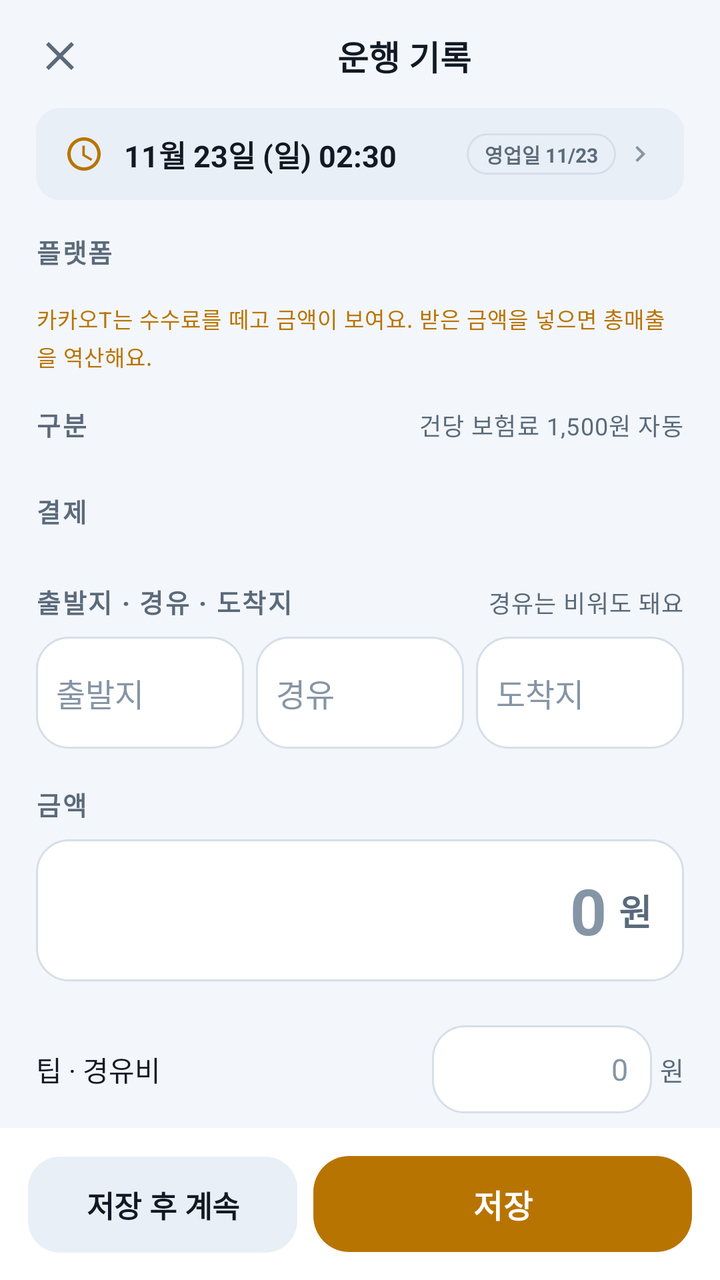
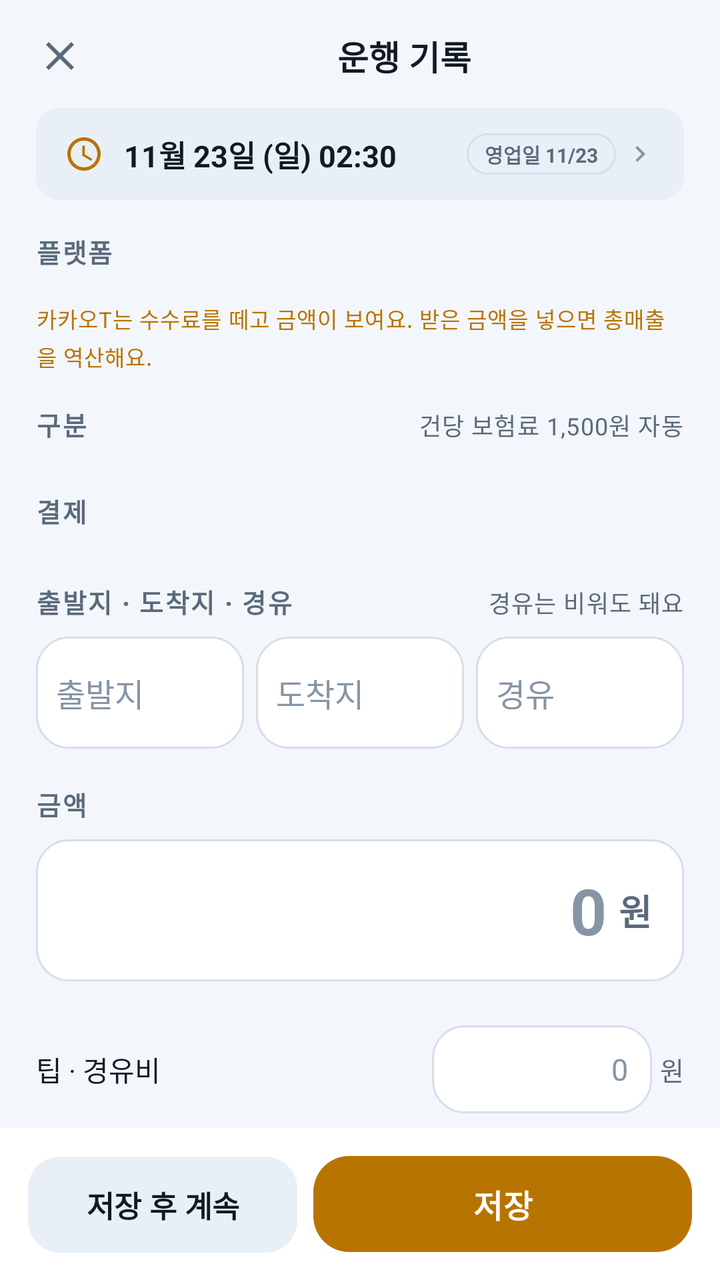

Screens rendered from an Android XML layout before and after an edit, with the pre-edit source and the edit as a unified diff.
<!-- AndroidManifest.xml: application theme Theme.DaeriLedger -->
<!-- res/layout/activity_add_ride.xml -->
<?xml version="1.0" encoding="utf-8"?>
<LinearLayout xmlns:android="http://schemas.android.com/apk/res/android"
    xmlns:app="http://schemas.android.com/apk/res-auto"
    android:layout_width="match_parent"
    android:layout_height="match_parent"
    android:background="@color/bg"
    android:orientation="vertical">

    
    <LinearLayout
        android:layout_width="match_parent"
        android:layout_height="wrap_content"
        android:gravity="center_vertical"
        android:orientation="horizontal"
        android:paddingHorizontal="8dp"
        android:paddingTop="6dp">

        <ImageButton
            android:id="@+id/closeButton"
            android:layout_width="44dp"
            android:layout_height="44dp"
            android:background="?attr/selectableItemBackgroundBorderless"
            android:contentDescription="닫기"
            android:src="@drawable/ic_close"
            app:tint="@color/text_secondary" />

        <TextView
            android:id="@+id/titleText"
            android:layout_width="0dp"
            android:layout_height="wrap_content"
            android:layout_weight="1"
            android:gravity="center"
            android:text="운행 기록"
            android:textColor="@color/text_primary"
            android:textSize="17sp"
            android:textStyle="bold" />

        <TextView
            android:id="@+id/deleteButton"
            android:layout_width="wrap_content"
            android:layout_height="44dp"
            android:background="?attr/selectableItemBackgroundBorderless"
            android:gravity="center"
            android:paddingHorizontal="12dp"
            android:text="삭제"
            android:textColor="@color/loss"
            android:textSize="14sp"
            android:visibility="gone" />
    </LinearLayout>

    <androidx.core.widget.NestedScrollView
        android:layout_width="match_parent"
        android:layout_height="0dp"
        android:layout_weight="1"
        android:clipToPadding="false"
        android:fillViewport="true"
        android:scrollbars="none">

        <LinearLayout
            android:layout_width="match_parent"
            android:layout_height="wrap_content"
            android:orientation="vertical"
            android:paddingHorizontal="18dp"
            android:paddingBottom="20dp">

            
            <LinearLayout
                android:id="@+id/timeRow"
                android:layout_width="match_parent"
                android:layout_height="wrap_content"
                android:layout_marginTop="4dp"
                android:background="@drawable/bg_chip_soft"
                android:clickable="true"
                android:focusable="true"
                android:gravity="center_vertical"
                android:orientation="horizontal"
                android:paddingHorizontal="14dp"
                android:paddingVertical="12dp">

                <ImageView
                    android:layout_width="20dp"
                    android:layout_height="20dp"
                    android:contentDescription="@null"
                    android:src="@drawable/ic_clock"
                    app:tint="@color/accent" />

                <TextView
                    android:id="@+id/timeText"
                    android:layout_width="0dp"
                    android:layout_height="wrap_content"
                    android:layout_marginStart="10dp"
                    android:layout_weight="1"
                    android:fontFeatureSettings="tnum"
                    android:text="11월 23일 (일) 02:30"
                    android:textColor="@color/text_primary"
                    android:textSize="15sp"
                    android:textStyle="bold" />

                <TextView
                    android:id="@+id/businessDayChip"
                    android:layout_width="wrap_content"
                    android:layout_height="wrap_content"
                    android:background="@drawable/bg_pill"
                    android:paddingHorizontal="9dp"
                    android:paddingVertical="3dp"
                    android:text="영업일 11/23"
                    android:textColor="@color/text_secondary"
                    android:textSize="10sp"
                    android:textStyle="bold" />

                <ImageView
                    android:layout_width="16dp"
                    android:layout_height="16dp"
                    android:layout_marginStart="4dp"
                    android:contentDescription="@null"
                    android:src="@drawable/ic_chevron_right"
                    app:tint="@color/text_tertiary" />
            </LinearLayout>

            
            <TextView
                style="@style/Text.Daeri.Section"
                android:layout_width="wrap_content"
                android:layout_height="wrap_content"
                android:layout_marginTop="16dp"
                android:layout_marginBottom="8dp"
                android:text="플랫폼" />

            <com.google.android.material.chip.ChipGroup
                android:id="@+id/platformChips"
                android:layout_width="match_parent"
                android:layout_height="wrap_content"
                app:chipSpacingHorizontal="7dp"
                app:chipSpacingVertical="4dp"
                app:singleSelection="true" />

            <TextView
                android:id="@+id/platformFeeNote"
                style="@style/Text.Daeri.Label"
                android:layout_width="match_parent"
                android:layout_height="wrap_content"
                android:layout_marginTop="8dp"
                android:lineSpacingExtra="2dp"
                android:text="카카오T는 수수료를 떼고 금액이 보여요. 받은 금액을 넣으면 총매출을 역산해요."
                android:textColor="@color/accent"
                android:textSize="11sp" />

            
            <LinearLayout
                android:layout_width="match_parent"
                android:layout_height="wrap_content"
                android:layout_marginTop="16dp"
                android:orientation="horizontal">

                <TextView
                    style="@style/Text.Daeri.Section"
                    android:layout_width="0dp"
                    android:layout_height="wrap_content"
                    android:layout_weight="1"
                    android:text="구분" />

                <TextView
                    android:id="@+id/insuranceHintText"
                    style="@style/Text.Daeri.Label"
                    android:layout_width="wrap_content"
                    android:layout_height="wrap_content"
                    android:text="건당 보험료 1,500원 자동" />
            </LinearLayout>

            <com.google.android.material.chip.ChipGroup
                android:id="@+id/serviceChips"
                android:layout_width="match_parent"
                android:layout_height="wrap_content"
                android:layout_marginTop="8dp"
                app:chipSpacingHorizontal="7dp"
                app:singleSelection="true" />

            
            <TextView
                style="@style/Text.Daeri.Section"
                android:layout_width="wrap_content"
                android:layout_height="wrap_content"
                android:layout_marginTop="16dp"
                android:layout_marginBottom="8dp"
                android:text="결제" />

            <com.google.android.material.chip.ChipGroup
                android:id="@+id/paymentChips"
                android:layout_width="match_parent"
                android:layout_height="wrap_content"
                app:chipSpacingHorizontal="7dp"
                app:singleSelection="true" />

            
            <LinearLayout
                android:layout_width="match_parent"
                android:layout_height="wrap_content"
                android:layout_marginTop="18dp"
                android:layout_marginBottom="8dp"
                android:orientation="horizontal">

                <TextView
                    style="@style/Text.Daeri.Section"
                    android:layout_width="0dp"
                    android:layout_height="wrap_content"
                    android:layout_weight="1"
                    android:text="출발지 · 경유 · 도착지" />

                <TextView
                    style="@style/Text.Daeri.Label"
                    android:layout_width="wrap_content"
                    android:layout_height="wrap_content"
                    android:text="경유는 비워도 돼요" />
            </LinearLayout>

            <LinearLayout
                android:layout_width="match_parent"
                android:layout_height="wrap_content"
                android:orientation="horizontal">

                <EditText
                    android:id="@+id/fromInput"
                    android:layout_width="0dp"
                    android:layout_height="wrap_content"
                    android:layout_weight="1"
                    android:background="@drawable/bg_amount_field"
                    android:hint="출발지"
                    android:imeOptions="actionNext"
                    android:importantForAutofill="no"
                    android:inputType="text"
                    android:maxLength="40"
                    android:minHeight="56dp"
                    android:paddingHorizontal="10dp"
                    android:paddingVertical="14dp"
                    android:textColor="@color/text_primary"
                    android:textColorHint="@color/text_tertiary"
                    android:textSize="16sp" />

                <EditText
                    android:id="@+id/viaInput"
                    android:layout_width="0dp"
                    android:layout_height="wrap_content"
                    android:layout_marginStart="6dp"
                    android:layout_weight="1"
                    android:background="@drawable/bg_amount_field"
                    android:hint="경유"
                    android:imeOptions="actionNext"
                    android:importantForAutofill="no"
                    android:inputType="text"
                    android:maxLength="40"
                    android:minHeight="56dp"
                    android:paddingHorizontal="10dp"
                    android:paddingVertical="14dp"
                    android:textColor="@color/text_primary"
                    android:textColorHint="@color/text_tertiary"
                    android:textSize="16sp" />

                <EditText
                    android:id="@+id/toInput"
                    android:layout_width="0dp"
                    android:layout_height="wrap_content"
                    android:layout_marginStart="6dp"
                    android:layout_weight="1"
                    android:background="@drawable/bg_amount_field"
                    android:hint="도착지"
                    android:imeOptions="actionNext"
                    android:importantForAutofill="no"
                    android:inputType="text"
                    android:maxLength="40"
                    android:minHeight="56dp"
                    android:paddingHorizontal="10dp"
                    android:paddingVertical="14dp"
                    android:textColor="@color/text_primary"
                    android:textColorHint="@color/text_tertiary"
                    android:textSize="16sp" />
            </LinearLayout>

            
            <TextView
                android:id="@+id/amountSectionLabel"
                style="@style/Text.Daeri.Section"
                android:layout_width="wrap_content"
                android:layout_height="wrap_content"
                android:layout_marginTop="18dp"
                android:layout_marginBottom="8dp"
                android:text="금액" />

            <LinearLayout
                android:layout_width="match_parent"
                android:layout_height="wrap_content"
                android:background="@drawable/bg_amount_field"
                android:gravity="center_vertical"
                android:orientation="horizontal"
                android:paddingHorizontal="16dp"
                android:paddingVertical="10dp">

                <EditText
                    android:id="@+id/amountInput"
                    android:layout_width="0dp"
                    android:layout_height="wrap_content"
                    android:layout_weight="1"
                    android:background="@null"
                    android:fontFeatureSettings="tnum"
                    android:gravity="end|center_vertical"
                    android:hint="0"
                    android:imeOptions="actionDone"
                    android:importantForAutofill="no"
                    android:inputType="number"
                    android:maxLength="9"
                    android:minHeight="48dp"
                    android:paddingVertical="4dp"
                    android:textColor="@color/text_primary"
                    android:textColorHint="@color/text_tertiary"
                    android:textSize="32sp"
                    android:textStyle="bold" />

                <TextView
                    android:layout_width="wrap_content"
                    android:layout_height="wrap_content"
                    android:layout_marginStart="6dp"
                    android:text="원"
                    android:textColor="@color/text_secondary"
                    android:textSize="18sp"
                    android:textStyle="bold" />
            </LinearLayout>

            <com.google.android.material.chip.ChipGroup
                android:id="@+id/amountChips"
                android:layout_width="match_parent"
                android:layout_height="wrap_content"
                android:layout_marginTop="8dp"
                app:chipSpacingHorizontal="7dp"
                app:chipSpacingVertical="4dp" />

            
            <LinearLayout
                android:layout_width="match_parent"
                android:layout_height="wrap_content"
                android:layout_marginTop="14dp"
                android:gravity="center_vertical"
                android:orientation="horizontal">

                <TextView
                    android:layout_width="0dp"
                    android:layout_height="wrap_content"
                    android:layout_weight="1"
                    android:text="팁 · 경유비"
                    android:textColor="@color/text_primary"
                    android:textSize="14sp" />

                <EditText
                    android:id="@+id/tipInput"
                    android:layout_width="110dp"
                    android:layout_height="44dp"
                    android:background="@drawable/bg_amount_field"
                    android:fontFeatureSettings="tnum"
                    android:gravity="end|center_vertical"
                    android:hint="0"
                    android:imeOptions="actionNext"
                    android:importantForAutofill="no"
                    android:inputType="number"
                    android:maxLength="7"
                    android:paddingHorizontal="12dp"
                    android:textColor="@color/text_primary"
                    android:textColorHint="@color/text_tertiary"
                    android:textSize="15sp" />

                <TextView
                    android:layout_width="wrap_content"
                    android:layout_height="wrap_content"
                    android:layout_marginStart="4dp"
                    android:text="원"
                    android:textColor="@color/text_secondary"
                    android:textSize="13sp" />
            </LinearLayout>

            
            <LinearLayout
                android:layout_width="match_parent"
                android:layout_height="wrap_content"
                android:layout_marginTop="14dp"
                android:gravity="center_vertical"
                android:orientation="horizontal">

                <TextView
                    android:layout_width="0dp"
                    android:layout_height="wrap_content"
                    android:layout_weight="1"
                    android:text="특이사항 (선택)"
                    android:textColor="@color/text_primary"
                    android:textSize="14sp" />

                <TextView
                    style="@style/Text.Daeri.Label"
                    android:layout_width="wrap_content"
                    android:layout_height="wrap_content"
                    android:text="기록 카드에 함께 보여요" />
            </LinearLayout>

            <EditText
                android:id="@+id/memoInput"
                android:layout_width="match_parent"
                android:layout_height="48dp"
                android:layout_marginTop="8dp"
                android:background="@drawable/bg_amount_field"
                android:hint="예: 대기비, 경유, 손님 요청 등"
                android:imeOptions="actionDone"
                android:importantForAutofill="no"
                android:inputType="text"
                android:maxLength="80"
                android:paddingHorizontal="14dp"
                android:textColor="@color/text_primary"
                android:textColorHint="@color/text_tertiary"
                android:textSize="14sp" />

            
            <TextView
                android:id="@+id/advancedToggle"
                android:layout_width="wrap_content"
                android:layout_height="wrap_content"
                android:layout_marginTop="8dp"
                android:background="?attr/selectableItemBackground"
                android:paddingVertical="8dp"
                android:text="▾ 상세 입력 (보험료)"
                android:textColor="@color/accent"
                android:textSize="13sp"
                android:textStyle="bold" />

            <LinearLayout
                android:id="@+id/advancedPanel"
                android:layout_width="match_parent"
                android:layout_height="wrap_content"
                android:orientation="vertical"
                android:visibility="gone">

                <LinearLayout
                    android:layout_width="match_parent"
                    android:layout_height="wrap_content"
                    android:layout_marginTop="4dp"
                    android:gravity="center_vertical"
                    android:orientation="horizontal">

                    <TextView
                        android:layout_width="0dp"
                        android:layout_height="wrap_content"
                        android:layout_weight="1"
                        android:text="건당 보험료"
                        android:textColor="@color/text_primary"
                        android:textSize="14sp" />

                    <EditText
                        android:id="@+id/insuranceInput"
                        android:layout_width="120dp"
                        android:layout_height="44dp"
                        android:background="@drawable/bg_amount_field"
                        android:fontFeatureSettings="tnum"
                        android:gravity="end|center_vertical"
                        android:imeOptions="actionDone"
                        android:importantForAutofill="no"
                        android:inputType="number"
                        android:maxLength="7"
                        android:paddingHorizontal="12dp"
                        android:textColor="@color/text_primary"
                        android:textColorHint="@color/text_tertiary"
                        android:textSize="15sp" />

                    <TextView
                        android:layout_width="wrap_content"
                        android:layout_height="wrap_content"
                        android:layout_marginStart="4dp"
                        android:text="원"
                        android:textColor="@color/text_secondary"
                        android:textSize="13sp" />
                </LinearLayout>
            </LinearLayout>

            
            <com.google.android.material.card.MaterialCardView
                style="@style/Widget.Daeri.Card"
                android:layout_width="match_parent"
                android:layout_height="wrap_content"
                android:layout_marginTop="18dp"
                app:cardBackgroundColor="@color/surface"
                app:strokeColor="@color/outline">

                <LinearLayout
                    android:layout_width="match_parent"
                    android:layout_height="wrap_content"
                    android:orientation="vertical"
                    android:padding="16dp">

                    <LinearLayout
                        android:layout_width="match_parent"
                        android:layout_height="wrap_content"
                        android:orientation="horizontal">

                        <TextView
                            style="@style/Text.Daeri.Label"
                            android:layout_width="0dp"
                            android:layout_height="wrap_content"
                            android:layout_weight="1"
                            android:text="총매출 (팁 포함)" />

                        <TextView
                            android:id="@+id/previewTotal"
                            android:layout_width="wrap_content"
                            android:layout_height="wrap_content"
                            android:fontFeatureSettings="tnum"
                            android:text="0원"
                            android:textColor="@color/text_primary"
                            android:textSize="13sp" />
                    </LinearLayout>

                    <LinearLayout
                        android:layout_width="match_parent"
                        android:layout_height="wrap_content"
                        android:layout_marginTop="6dp"
                        android:orientation="horizontal">

                        <TextView
                            android:id="@+id/previewFeeLabel"
                            style="@style/Text.Daeri.Label"
                            android:layout_width="0dp"
                            android:layout_height="wrap_content"
                            android:layout_weight="1"
                            android:text="플랫폼 수수료 0%" />

                        <TextView
                            android:id="@+id/previewFee"
                            android:layout_width="wrap_content"
                            android:layout_height="wrap_content"
                            android:fontFeatureSettings="tnum"
                            android:text="-0원"
                            android:textColor="@color/text_secondary"
                            android:textSize="13sp" />
                    </LinearLayout>

                    <LinearLayout
                        android:layout_width="match_parent"
                        android:layout_height="wrap_content"
                        android:layout_marginTop="6dp"
                        android:orientation="horizontal">

                        <TextView
                            style="@style/Text.Daeri.Label"
                            android:layout_width="0dp"
                            android:layout_height="wrap_content"
                            android:layout_weight="1"
                            android:text="보험료" />

                        <TextView
                            android:id="@+id/previewInsurance"
                            android:layout_width="wrap_content"
                            android:layout_height="wrap_content"
                            android:fontFeatureSettings="tnum"
                            android:text="-0원"
                            android:textColor="@color/text_secondary"
                            android:textSize="13sp" />
                    </LinearLayout>

                    <View
                        style="@style/Widget.Daeri.Divider"
                        android:layout_marginTop="10dp" />

                    <LinearLayout
                        android:layout_width="match_parent"
                        android:layout_height="wrap_content"
                        android:layout_marginTop="10dp"
                        android:gravity="center_vertical"
                        android:orientation="horizontal">

                        <TextView
                            android:layout_width="0dp"
                            android:layout_height="wrap_content"
                            android:layout_weight="1"
                            android:text="진짜 순수익"
                            android:textColor="@color/text_primary"
                            android:textSize="15sp"
                            android:textStyle="bold" />

                        <TextView
                            android:id="@+id/previewNet"
                            android:layout_width="wrap_content"
                            android:layout_height="wrap_content"
                            android:fontFeatureSettings="tnum"
                            android:text="0원"
                            android:textColor="@color/profit"
                            android:textSize="26sp"
                            android:textStyle="bold" />
                    </LinearLayout>
                </LinearLayout>
            </com.google.android.material.card.MaterialCardView>

        </LinearLayout>
    </androidx.core.widget.NestedScrollView>

    
    <LinearLayout
        android:layout_width="match_parent"
        android:layout_height="wrap_content"
        android:background="@color/surface"
        android:orientation="horizontal"
        android:paddingHorizontal="14dp"
        android:paddingVertical="10dp">

        <com.google.android.material.button.MaterialButton
            android:id="@+id/saveAndNextButton"
            style="@style/Widget.Daeri.Button.Tonal"
            android:layout_width="0dp"
            android:layout_height="56dp"
            android:layout_weight="1"
            android:text="저장 후 계속" />

        <com.google.android.material.button.MaterialButton
            android:id="@+id/saveButton"
            style="@style/Widget.Daeri.Button.Primary"
            android:layout_width="0dp"
            android:layout_height="56dp"
            android:layout_marginStart="8dp"
            android:layout_weight="1.4"
            android:text="저장" />
    </LinearLayout>

</LinearLayout>
<!-- resources referenced by this layout -->
<resources>
  <color name="accent">#B87400</color>
  <color name="bg">#F3F6FA</color>
  <color name="loss">#C93A3A</color>
  <color name="outline">#D6DFE9</color>
  <color name="profit">#0E8A4F</color>
  <color name="surface">#FFFFFF</color>
  <color name="text_primary">#111A24</color>
  <color name="text_secondary">#5A6A7B</color>
  <color name="text_tertiary">#8695A5</color>
  <!-- drawable bg_amount_field (drawable) -->
  <?xml version="1.0" encoding="utf-8"?>
  <shape xmlns:android="http://schemas.android.com/apk/res/android" android:shape="rectangle">
      <solid android:color="@color/surface" />
      <corners android:radius="16dp" />
      <stroke android:width="1dp" android:color="@color/outline" />
  </shape>
  <!-- drawable bg_chip_soft (drawable) -->
  <?xml version="1.0" encoding="utf-8"?>
  <shape xmlns:android="http://schemas.android.com/apk/res/android" android:shape="rectangle">
      <solid android:color="@color/surface_high" />
      <corners android:radius="12dp" />
  </shape>
  <!-- drawable bg_pill (drawable) -->
  <?xml version="1.0" encoding="utf-8"?>
  <shape xmlns:android="http://schemas.android.com/apk/res/android" android:shape="rectangle">
      <solid android:color="@color/surface_high" />
      <corners android:radius="100dp" />
      <stroke android:width="1dp" android:color="@color/outline" />
  </shape>
  <style name="Text.Daeri.Label" parent="TextAppearance.Material3.BodySmall">
          <item name="android:textSize">12sp</item>
          <item name="android:textColor">@color/text_secondary</item>
      </style>
  <style name="Text.Daeri.Section" parent="TextAppearance.Material3.TitleSmall">
          <item name="android:textSize">13sp</item>
          <item name="android:letterSpacing">0.06</item>
          <item name="android:textColor">@color/text_secondary</item>
          <item name="android:textStyle">bold</item>
      </style>
  <style name="Widget.Daeri.Divider" parent="">
          <item name="android:layout_width">match_parent</item>
          <item name="android:layout_height">1dp</item>
          <item name="android:background">@color/divider</item>
      </style>
  <style name="Theme.DaeriLedger" parent="Theme.DaeriLedger.Base" />
  <color name="surface_high">#E9EFF6</color>
  <color name="on_accent">#FFFFFF</color>
  <color name="surface_alt">#FFFFFF</color>
  <color name="divider">#E7EDF4</color>
  <color name="accent_dim">#FFF0D2</color>
  <color name="profit_dim">#E1F6EB</color>
  <color name="chart_bar">#2E6BC4</color>
  <style name="ThemeOverlay.Daeri.Dialog" parent="ThemeOverlay.Material3.MaterialAlertDialog">
          <item name="colorSurface">@color/surface_alt</item>
          <item name="colorOnSurface">@color/text_primary</item>
          <item name="colorOnSurfaceVariant">@color/text_secondary</item>
          <item name="shapeAppearanceOverlay">@style/Shape.Daeri.Large</item>
      </style>
  <style name="ThemeOverlay.Daeri.BottomSheet" parent="ThemeOverlay.Material3.BottomSheetDialog">
          <item name="colorSurface">@color/surface_alt</item>
          <item name="bottomSheetStyle">@style/Widget.Daeri.BottomSheet</item>
      </style>
  <style name="Shape.Daeri.ExtraSmall" parent="ShapeAppearance.Material3.Corner.ExtraSmall">
          <item name="cornerSize">8dp</item>
      </style>
  <style name="Shape.Daeri.Small" parent="ShapeAppearance.Material3.Corner.Small">
          <item name="cornerSize">12dp</item>
      </style>
  <style name="Shape.Daeri.Medium" parent="ShapeAppearance.Material3.Corner.Medium">
          <item name="cornerSize">18dp</item>
      </style>
  <style name="Shape.Daeri.Large" parent="ShapeAppearance.Material3.Corner.Large">
          <item name="cornerSize">26dp</item>
      </style>
  <style name="Widget.Daeri.BottomSheet" parent="Widget.Material3.BottomSheet.Modal">
          <item name="shapeAppearance">@style/Shape.Daeri.Large</item>
          <item name="backgroundTint">@color/surface_alt</item>
      </style>
  <!-- unchanged entries left out for length: 7 -->
</resources>

<!-- the commit's change to res/layout/activity_add_ride.xml (unified diff, before → after) -->
@@ -204,7 +204,7 @@
                     android:layout_width="0dp"
                     android:layout_height="wrap_content"
                     android:layout_weight="1"
-                    android:text="출발지 · 경유 · 도착지" />
+                    android:text="출발지 · 도착지 · 경유" />
 
                 <TextView
                     style="@style/Text.Daeri.Label"
@@ -230,6 +230,27 @@
                     android:inputType="text"
                     android:maxLength="40"
                     android:minHeight="56dp"
+                    android:nextFocusForward="@id/toInput"
+                    android:paddingHorizontal="10dp"
+                    android:paddingVertical="14dp"
+                    android:textColor="@color/text_primary"
+                    android:textColorHint="@color/text_tertiary"
+                    android:textSize="16sp" />
+
+                <EditText
+                    android:id="@+id/toInput"
+                    android:layout_width="0dp"
+                    android:layout_height="wrap_content"
+                    android:layout_marginStart="6dp"
+                    android:layout_weight="1"
+                    android:background="@drawable/bg_amount_field"
+                    android:hint="도착지"
+                    android:imeOptions="actionNext"
+                    android:importantForAutofill="no"
+                    android:inputType="text"
+                    android:maxLength="40"
+                    android:minHeight="56dp"
+                    android:nextFocusForward="@id/viaInput"
                     android:paddingHorizontal="10dp"
                     android:paddingVertical="14dp"
                     android:textColor="@color/text_primary"
@@ -249,25 +270,7 @@
                     android:inputType="text"
                     android:maxLength="40"
                     android:minHeight="56dp"
-                    android:paddingHorizontal="10dp"
-                    android:paddingVertical="14dp"
-                    android:textColor="@color/text_primary"
-                    android:textColorHint="@color/text_tertiary"
-                    android:textSize="16sp" />
-
-                <EditText
-                    android:id="@+id/toInput"
-                    android:layout_width="0dp"
-                    android:layout_height="wrap_content"
-                    android:layout_marginStart="6dp"
-                    android:layout_weight="1"
-                    android:background="@drawable/bg_amount_field"
-                    android:hint="도착지"
-                    android:imeOptions="actionNext"
-                    android:importantForAutofill="no"
-                    android:inputType="text"
-                    android:maxLength="40"
-                    android:minHeight="56dp"
+                    android:nextFocusForward="@id/amountInput"
                     android:paddingHorizontal="10dp"
                     android:paddingVertical="14dp"
                     android:textColor="@color/text_primary"
@@ -341,6 +344,7 @@
                 android:orientation="horizontal">
 
                 <TextView
+                    android:id="@+id/tipLabel"
                     android:layout_width="0dp"
                     android:layout_height="wrap_content"
                     android:layout_weight="1"
@@ -511,6 +515,33 @@
                             android:textSize="13sp" />
                     </LinearLayout>
 
+                    
+                    <LinearLayout
+                        android:id="@+id/previewTipRow"
+                        android:layout_width="match_parent"
+                        android:layout_height="wrap_content"
+                        android:layout_marginTop="6dp"
+                        android:orientation="horizontal"
+                        android:visibility="gone">
+
+                        <TextView
+                            android:id="@+id/previewTipLabel"
+                            style="@style/Text.Daeri.Label"
+                            android:layout_width="0dp"
+                            android:layout_height="wrap_content"
+                            android:layout_weight="1"
+                            android:text="팁 · 경유비" />
+
+                        <TextView
+                            android:id="@+id/previewTip"
+                            android:layout_width="wrap_content"
+                            android:layout_height="wrap_content"
+                            android:fontFeatureSettings="tnum"
+                            android:text="+0원"
+                            android:textColor="@color/text_primary"
+                            android:textSize="13sp" />
+                    </LinearLayout>
+
                     <LinearLayout
                         android:layout_width="match_parent"
                         android:layout_height="wrap_content"
